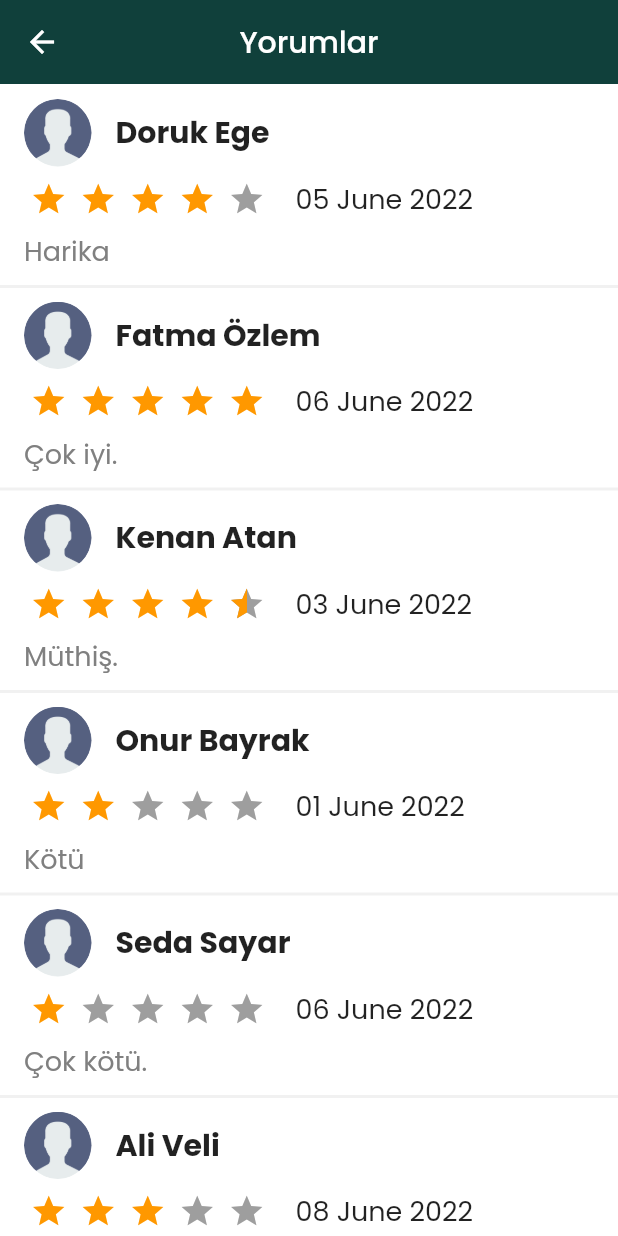
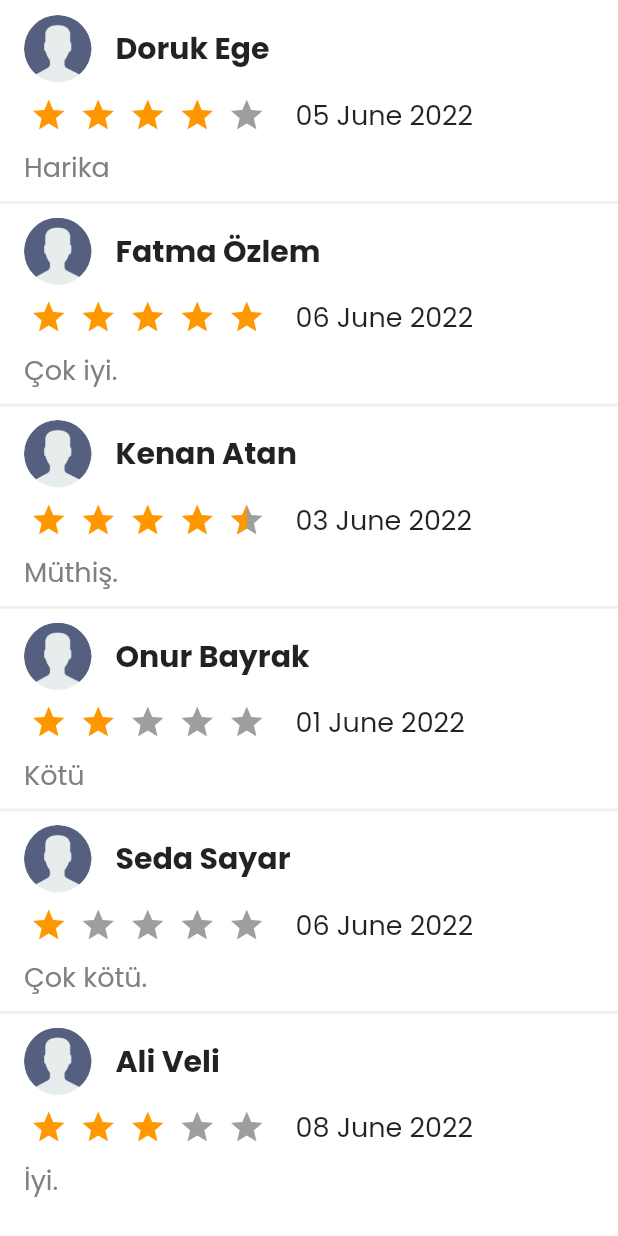
Before and after one commit to fersuekinci/OUA-bootcamp, a Flutter app: the Reviews screen opened directly, on a phone screen of 412 x 824 dp. Run offline on Flutter 3.47's test engine with Material 2 defaults, Android fonts, the phone set to English and light mode, and no system bars; drawn by our look-alikes of flutter_rating_bar; our stand-ins replace carousel_slider, cloud_firestore, firebase_auth, firebase_core, flutter_datetime_picker, flutter_riverpod and 13 more; missing offline and left inert: add_2_calendar, flutter_auth_ui, ntp; accounts and stored records are empty; network calls fail; project files that could hold a hidden picture were left out.

```diff
--- a/lib/pages/comment.dart
+++ b/lib/pages/comment.dart
@@ -16,16 +16,12 @@ class _ReviewsState extends State<Reviews> {
 
   @override
   Widget build(BuildContext context) {
-    return Scaffold(
+    return WillPopScope(
+        onWillPop: () async => false,
+        child: Scaffold(
           backgroundColor: kWhiteColor,
-      appBar: AppBar(
-        title: Text("Yorumlar"),
-        backgroundColor: kSecondaryColor,
-
-      ),
           body: Column(
             children: [
-
               Expanded(
                 child: ListView.separated(
                   padding: EdgeInsets.only(bottom: 8.0, top: 8.0),
@@ -40,8 +36,8 @@ class _ReviewsState extends State<Reviews> {
                       onPressed: () => print("More Action $index"),
                       onTap: () => setState(() {
                         isMore = !isMore;
-                  }), isLess: isMore,
-
+                      }),
+                      isLess: isMore,
                     );
                   },
                   separatorBuilder: (context, index) {
@@ -54,11 +50,9 @@ class _ReviewsState extends State<Reviews> {
               ),
             ],
           ),
-    );
+        ));
   }
 }
-
-
 
 class ReviewUI extends StatelessWidget {
   String? image, name, date, comment;
@@ -67,7 +61,6 @@ class ReviewUI extends StatelessWidget {
   bool? isLess;
 
   ReviewUI({
-
     Key? key,
     this.image,
     this.name,
@@ -144,7 +137,7 @@ class ReviewUI extends StatelessWidget {
           ),
           SizedBox(height: 8.0),
           GestureDetector(
-            onTap: ()=>{},
+            onTap: () => {},
             child: isLess!
                 ? Text(
                     comment!,
@@ -169,56 +162,47 @@ class ReviewUI extends StatelessWidget {
   }
 }
 
-
-
-
 final reviewList = [
   ReviewModal(
     image: "assets/images/user.png",
     name: "Doruk Ege",
     rating: 4,
     date: "05 June 2022",
-    comment:
-    "Harika",
+    comment: "Harika",
   ),
   ReviewModal(
     image: "assets/images/user.png",
     name: "Fatma Özlem",
     rating: 5,
     date: "06 June 2022",
-    comment:
-    "Çok iyi.",
+    comment: "Çok iyi.",
   ),
   ReviewModal(
     image: "assets/images/user.png",
     name: "Kenan Atan",
     rating: 4.5,
     date: "03 June 2022",
-    comment:
-    "Müthiş.",
+    comment: "Müthiş.",
   ),
   ReviewModal(
     image: "assets/images/user.png",
     name: "Onur Bayrak",
     rating: 2,
     date: "01 June 2022",
-    comment:
-    "Kötü",
+    comment: "Kötü",
   ),
   ReviewModal(
     image: "assets/images/user.png",
     name: "Seda Sayar",
     rating: 1,
     date: "06 June 2022",
-    comment:
-    "Çok kötü.",
+    comment: "Çok kötü.",
   ),
   ReviewModal(
     image: "assets/images/user.png",
     name: "Ali Veli",
     rating: 3,
     date: "08 June 2022",
-    comment:
-    "İyi.",
+    comment: "İyi.",
   ),
 ];
```
Also changed, not shown: lib/pages/business_detail_page.dart (+13 -7 lines). Lines whose indentation alone changed are shown as unchanged.
